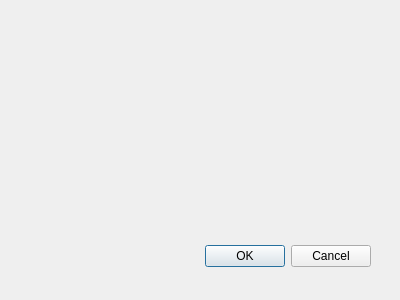
Above: Arche/inscription.ui from lucdenonancourt/CPOA_Arche before the change. Below: the same form after it.
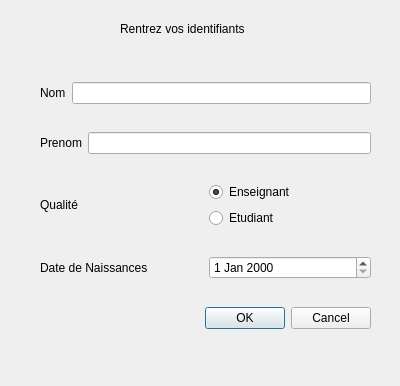
That is the form after the change.

What changed in the file:
```diff
--- a/Arche/inscription.ui
+++ b/Arche/inscription.ui
@@ -9,27 +9,120 @@
     <x>0</x>
     <y>0</y>
     <width>400</width>
-    <height>300</height>
+    <height>386</height>
    </rect>
   </property>
   <property name="windowTitle">
    <string>Dialog</string>
   </property>
-  <widget name="buttonBox" class="QDialogButtonBox">
+  <widget class="QLabel" name="label">
    <property name="geometry">
     <rect>
-     <x>30</x>
-     <y>240</y>
-     <width>341</width>
-     <height>32</height>
+     <x>120</x>
+     <y>20</y>
+     <width>162</width>
+     <height>17</height>
     </rect>
    </property>
-   <property name="orientation">
-    <enum>Qt::Horizontal</enum>
+   <property name="text">
+    <string>Rentrez vos identifiants</string>
    </property>
-   <property name="standardButtons">
-    <set>QDialogButtonBox::Cancel|QDialogButtonBox::Ok</set>
+  </widget>
+  <widget class="QWidget" name="">
+   <property name="geometry">
+    <rect>
+     <x>40</x>
+     <y>60</y>
+     <width>331</width>
+     <height>291</height>
+    </rect>
    </property>
+   <layout class="QVBoxLayout" name="verticalLayout_2">
+    <item>
+     <layout class="QHBoxLayout" name="horizontalLayout">
+      <item>
+       <widget class="QLabel" name="label_2">
+        <property name="text">
+         <string>Nom</string>
+        </property>
+       </widget>
+      </item>
+      <item>
+       <widget class="QLineEdit" name="lineEdit"/>
+      </item>
+     </layout>
+    </item>
+    <item>
+     <layout class="QHBoxLayout" name="horizontalLayout_2">
+      <item>
+       <widget class="QLabel" name="label_3">
+        <property name="text">
+         <string>Prenom</string>
+        </property>
+       </widget>
+      </item>
+      <item>
+       <widget class="QLineEdit" name="lineEdit_2"/>
+      </item>
+     </layout>
+    </item>
+    <item>
+     <layout class="QHBoxLayout" name="horizontalLayout_3">
+      <item>
+       <widget class="QLabel" name="label_4">
+        <property name="text">
+         <string>Qualité</string>
+        </property>
+       </widget>
+      </item>
+      <item>
+       <layout class="QVBoxLayout" name="verticalLayout">
+        <item>
+         <widget class="QRadioButton" name="radioButton_2">
+          <property name="text">
+           <string>Enseignant</string>
+          </property>
+          <property name="checked">
+           <bool>true</bool>
+          </property>
+         </widget>
+        </item>
+        <item>
+         <widget class="QRadioButton" name="radioButton">
+          <property name="text">
+           <string>Etudiant</string>
+          </property>
+         </widget>
+        </item>
+       </layout>
+      </item>
+     </layout>
+    </item>
+    <item>
+     <layout class="QHBoxLayout" name="horizontalLayout_4">
+      <item>
+       <widget class="QLabel" name="label_5">
+        <property name="text">
+         <string>Date de Naissances</string>
+        </property>
+       </widget>
+      </item>
+      <item>
+       <widget class="QDateEdit" name="dateEdit"/>
+      </item>
+     </layout>
+    </item>
+    <item>
+     <widget class="QDialogButtonBox" name="buttonBox">
+      <property name="orientation">
+       <enum>Qt::Horizontal</enum>
+      </property>
+      <property name="standardButtons">
+       <set>QDialogButtonBox::Cancel|QDialogButtonBox::Ok</set>
+      </property>
+     </widget>
+    </item>
+   </layout>
   </widget>
  </widget>
  <pixmapfunction/>
```
Left out of the diff: 23 changed lines with no effect on the pictures.
